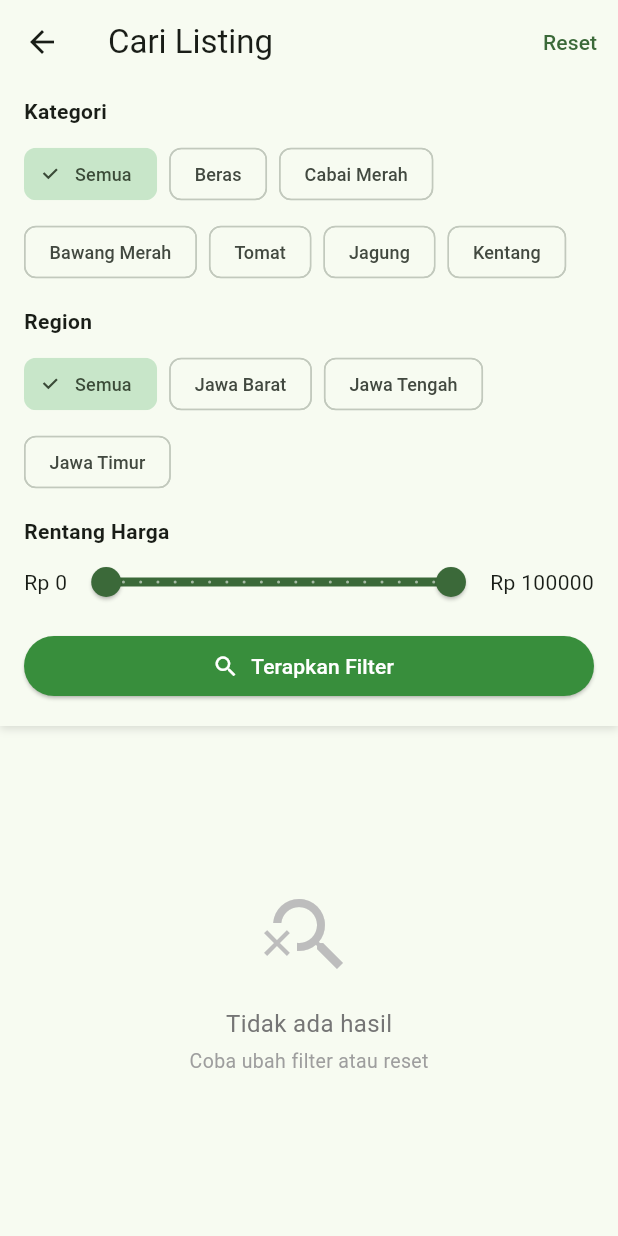
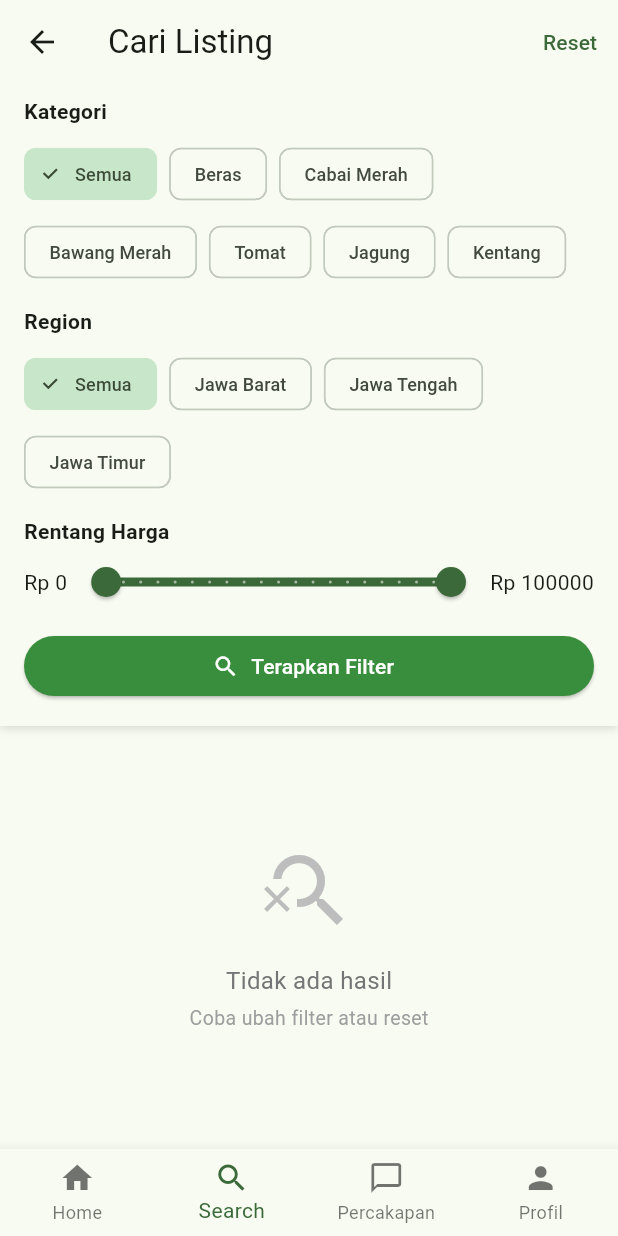
Before and after one commit to Hafizhputra27/FarmBridge, a Flutter app: the SearchFilterScreen screen opened by its route, on a phone screen of 412 x 824 dp. Run offline on Flutter 3.47's test engine with Material 3 defaults, Android fonts, the phone set to English and light mode, and no system bars; our stand-ins replace cached_network_image, firebase_core, firebase_messaging, flutter_riverpod, go_router, image_picker and 2 more; accounts and stored records are empty.

Commit message:
feat: bottom navbar (buyer 4 tab, farmer 3 tab)

```diff
--- a/lib/core/router/app_router.dart
+++ b/lib/core/router/app_router.dart
@@ -12,6 +12,7 @@ import '../../features/listing/screens/buyer_home_feed_screen.dart';
 import '../../features/listing/screens/search_filter_screen.dart';
 import '../../features/negotiation/screens/negotiation_chat_screen.dart';
 import '../../features/negotiation/screens/chat_inbox_screen.dart';
+import '../widgets/main_shell.dart';
 
 // Pure — diextract dari redirect callback supaya bisa diunit-test tanpa
 // device/emulator (lihat test/app_router_redirect_test.dart).
@@ -64,12 +65,11 @@ final routerProvider = Provider<GoRouter>((ref) {
         },
       ),
       ShellRoute(
-        builder: (context, state, child) => child,
+        builder: (context, state, child) =>
+            MainShell(location: state.matchedLocation, child: child),
         routes: [
           ...buyerRoutes,
           ...farmerRoutes,
-        ],
-      ),
           GoRoute(
             path: '/farmer-profile/:id',
             builder: (context, state) =>
@@ -81,15 +81,19 @@ final routerProvider = Provider<GoRouter>((ref) {
                 BuyerProfileScreen(buyerId: state.pathParameters['id']!),
           ),
           GoRoute(
+            path: '/percakapan',
+            builder: (context, state) => const ChatInboxScreen(),
+          ),
+        ],
+      ),
+      // Full-screen, sengaja di luar shell — chat detail tidak butuh
+      // bottom nav bar persisten.
+      GoRoute(
         path: '/negosiasi/:id',
         builder: (context, state) {
           final id = state.pathParameters['id']!;
           return NegotiationChatScreen(negotiationId: id);
         },
-      ),
-      GoRoute(
-        path: '/percakapan',
-        builder: (context, state) => const ChatInboxScreen(),
       ),
     ],
   );
--- /dev/null
+++ b/lib/core/widgets/main_shell.dart
@@ -0,0 +1,148 @@
+import 'package:flutter/material.dart';
+import 'package:flutter_riverpod/flutter_riverpod.dart';
+import 'package:go_router/go_router.dart';
+import 'package:supabase_flutter/supabase_flutter.dart';
+import '../../features/auth/providers/auth_provider.dart';
+
+/// buyer_profiles.id milik user yang sedang login — dipakai tab "Profil"
+/// (route /buyer-profile/:id expect buyer_profiles.id, bukan users.id).
+final myBuyerProfileIdProvider =
+    FutureProvider.family<String?, String>((ref, userId) async {
+  final row = await Supabase.instance.client
+      .from('buyer_profiles')
+      .select('id')
+      .eq('user_id', userId)
+      .maybeSingle();
+  return row?['id'] as String?;
+});
+
+// Pure — supaya bisa diunit-test tanpa widget tree.
+int buyerTabIndexFor(String location) {
+  if (location.startsWith('/buyer/search')) return 1;
+  if (location == '/percakapan') return 2;
+  if (location.startsWith('/buyer-profile/')) return 3;
+  return 0;
+}
+
+int farmerTabIndexFor(String location) {
+  if (location == '/percakapan') return 1;
+  if (location.startsWith('/farmer-profile/')) return 2;
+  return 0;
+}
+
+class MainShell extends ConsumerWidget {
+  final Widget child;
+  final String location;
+
+  const MainShell({super.key, required this.child, required this.location});
+
+  @override
+  Widget build(BuildContext context, WidgetRef ref) {
+    final role = ref.watch(currentUserRoleProvider);
+    final userId = ref.watch(authProvider.select((s) => s.userId));
+
+    if (role == 'farmer') {
+      return _FarmerShell(userId: userId, location: location, child: child);
+    }
+    return _BuyerShell(userId: userId, location: location, child: child);
+  }
+}
+
+class _BuyerShell extends ConsumerWidget {
+  final String? userId;
+  final String location;
+  final Widget child;
+
+  const _BuyerShell({
+    required this.userId,
+    required this.location,
+    required this.child,
+  });
+
+  Future<void> _onTap(BuildContext context, WidgetRef ref, int index) async {
+    switch (index) {
+      case 0:
+        context.go('/buyer');
+      case 1:
+        context.go('/buyer/search');
+      case 2:
+        context.go('/percakapan');
+      case 3:
+        final uid = userId;
+        if (uid == null) return;
+        final buyerProfileId =
+            await ref.read(myBuyerProfileIdProvider(uid).future);
+        if (buyerProfileId != null && context.mounted) {
+          context.go('/buyer-profile/$buyerProfileId');
+        }
+    }
+  }
+
+  @override
+  Widget build(BuildContext context, WidgetRef ref) {
+    return Scaffold(
+      body: child,
+      bottomNavigationBar: BottomNavigationBar(
+        currentIndex: buyerTabIndexFor(location),
+        onTap: (index) => _onTap(context, ref, index),
+        type: BottomNavigationBarType.fixed,
+        items: const [
+          BottomNavigationBarItem(icon: Icon(Icons.home), label: 'Home'),
+          BottomNavigationBarItem(icon: Icon(Icons.search), label: 'Search'),
+          BottomNavigationBarItem(
+            icon: Icon(Icons.chat_bubble_outline),
+            label: 'Percakapan',
+          ),
+          BottomNavigationBarItem(icon: Icon(Icons.person), label: 'Profil'),
+        ],
+      ),
+    );
+  }
+}
+
+class _FarmerShell extends StatelessWidget {
+  final String? userId;
+  final String location;
+  final Widget child;
+
+  const _FarmerShell({
+    required this.userId,
+    required this.location,
+    required this.child,
+  });
+
+  void _onTap(BuildContext context, int index) {
+    switch (index) {
+      case 0:
+        context.go('/farmer/listings');
+      case 1:
+        context.go('/percakapan');
+      case 2:
+        final uid = userId;
+        if (uid != null) context.go('/farmer-profile/$uid');
+    }
+  }
+
+  @override
+  Widget build(BuildContext context) {
+    return Scaffold(
+      body: child,
+      bottomNavigationBar: BottomNavigationBar(
+        currentIndex: farmerTabIndexFor(location),
+        onTap: (index) => _onTap(context, index),
+        type: BottomNavigationBarType.fixed,
+        items: const [
+          BottomNavigationBarItem(
+            icon: Icon(Icons.list_alt),
+            label: 'Listing Saya',
+          ),
+          BottomNavigationBarItem(
+            icon: Icon(Icons.chat_bubble_outline),
+            label: 'Percakapan',
+          ),
+          BottomNavigationBarItem(icon: Icon(Icons.person), label: 'Profil'),
+        ],
+      ),
+    );
+  }
+}
```
Also changed, not shown: 1 other file. Lines whose indentation alone changed are shown as unchanged.
